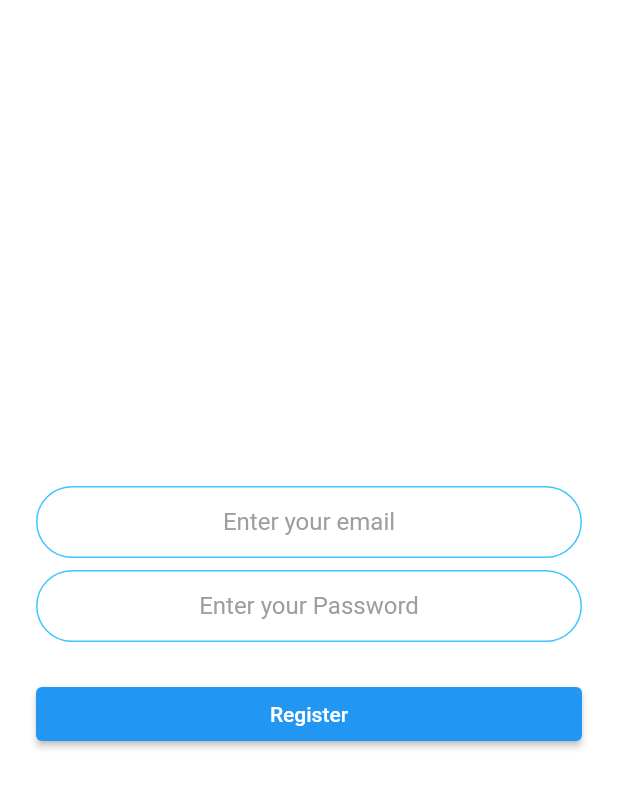
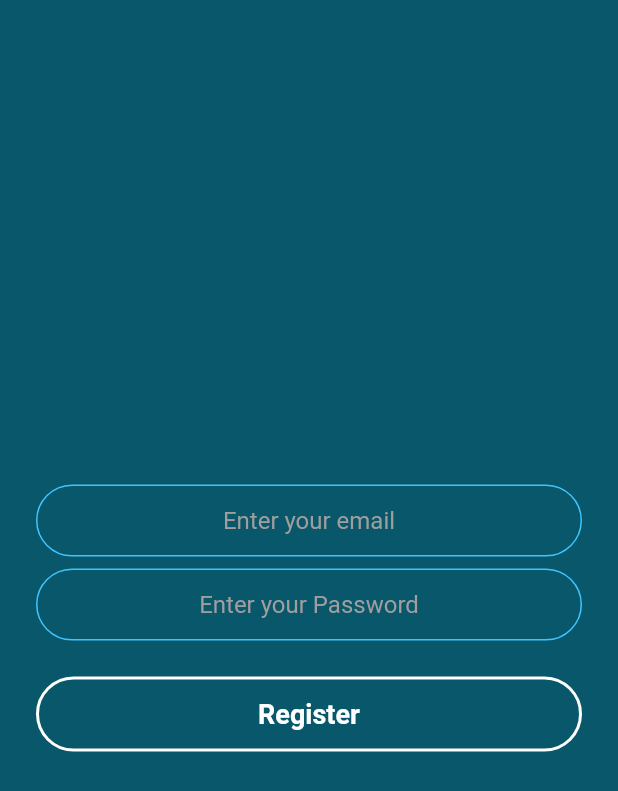
Before and after one commit to MiletaA/Illusion, a Flutter app: the RegistrationScreen screen opened by its route, on a phone screen of 412 x 824 dp. Shown: the top 791 px of the screen. Run offline on Flutter 3.47's test engine with Material 2 defaults, Android fonts, the light colour scheme and no system bars; drawn by our look-alikes of modal_progress_hud_nsn; our stand-ins replace firebase_auth, permission_handler; missing offline and left inert: dart:html; accounts and stored records are empty; statements that could not run were skipped.

Commit message:
style update

```diff
--- a/lib/signup_screen.dart
+++ b/lib/signup_screen.dart
@@ -32,10 +32,12 @@
   String email = "";
   String password = "";
   bool showSpinner = false;
+  Color bg = const Color(0xFF08576a);
+
   @override
   Widget build(BuildContext context) {
     return Scaffold(
-      backgroundColor: Colors.white,
+      backgroundColor: bg,
       body: ModalProgressHUD(
         inAsyncCall: showSpinner,
         child: Padding(
@@ -48,7 +50,7 @@
                   keyboardType: TextInputType.emailAddress,
                   textAlign: TextAlign.center,
                   onChanged: (value) {
-                   email = value;
+                    email = value;
                     //Do something with the user input.
                   },
                   decoration: kTextFieldDecoration.copyWith(
@@ -68,7 +70,18 @@
               const SizedBox(
                 height: 24.0,
               ),
-              ElevatedButton(
+              OutlinedButton(
+                style: OutlinedButton.styleFrom(
+                  fixedSize: const Size(200, 50),
+                  shadowColor: Colors.black,
+                  textStyle: const TextStyle(
+                      fontWeight: FontWeight.bold, fontSize: 18),
+                  foregroundColor: Colors.white,
+                  side: const BorderSide(width: 2.0, color: Colors.white),
+                  shape: RoundedRectangleBorder(
+                    borderRadius: BorderRadius.circular(32.0),
+                  ),
+                ),
                 child: const Text('Register'),
                 onPressed: () async {
                   setState(() {
```
Also changed, not shown: lib/login_screen.dart (+15 -2 lines).
